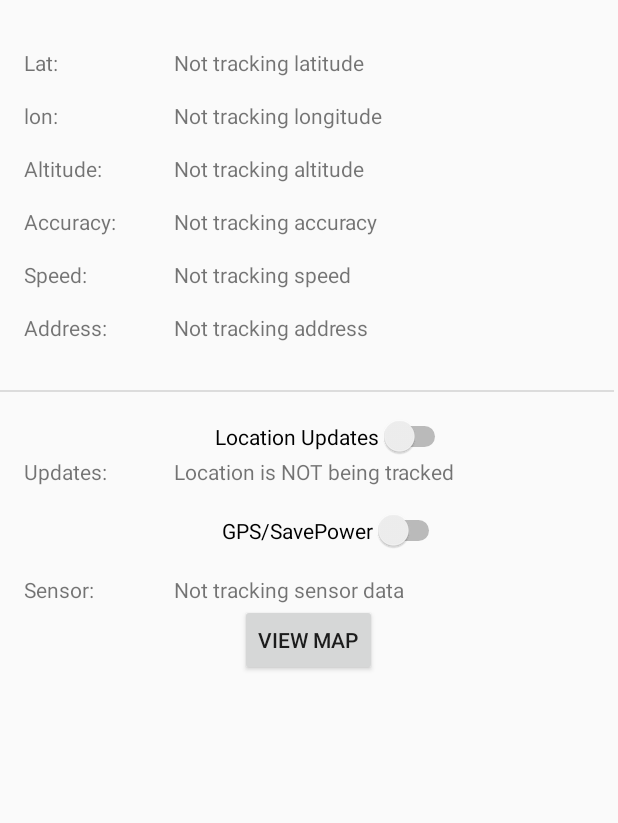
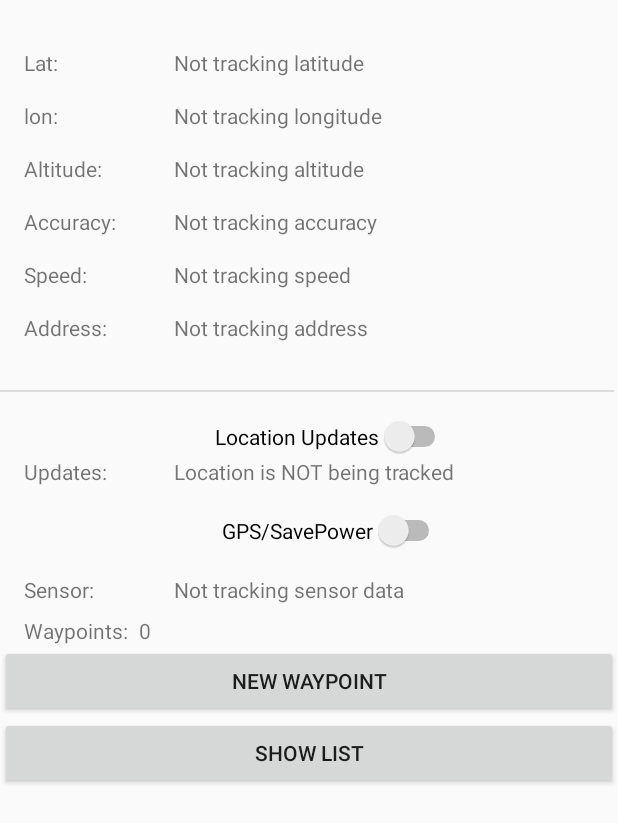
Before and after one commit to Sylforen/GPSTracker, an Android app built with Jetpack Compose: the screen it shows after launch (MainActivity), after a tap on "Location Updates", on a phone screen of 412 x 824 dp. Shown: the top 823 px of the screen. Run offline under Robolectric (Android 15) with nearby library versions, the phone set to English and light mode, and no system bars.

Commit message:
Waypoint Count updates correctly, added new waypoint button + show list button (wip)
BUGS:

*Currently not checking for permissions due to incorrect permissions being asked

```diff
--- a/app/src/main/AndroidManifest.xml
+++ b/app/src/main/AndroidManifest.xml
@@ -4,6 +4,7 @@
 
     <uses-permission android:name="android.permission.ACCESS_COARSE_LOCATION" />
     <application
+        android:name=".MyApplication"
         android:allowBackup="true"
         android:dataExtractionRules="@xml/data_extraction_rules"
         android:fullBackupContent="@xml/backup_rules"
--- a/app/src/main/java/com/example/gpstracker/MainActivity.kt
+++ b/app/src/main/java/com/example/gpstracker/MainActivity.kt
@@ -9,6 +9,9 @@ import android.location.Geocoder
 import android.location.Location
 import android.os.Build
 import android.os.Bundle
+import android.os.Handler
+import android.os.Looper
+import android.widget.Button
 import android.widget.Switch
 import android.widget.TextView
 import androidx.activity.ComponentActivity
@@ -50,15 +53,31 @@ class MainActivity : ComponentActivity() {
     lateinit var tv_sensor: TextView
     lateinit var tv_updates: TextView
     lateinit var tv_address: TextView
+    lateinit var tv_waypointCounts: TextView
+
+    lateinit var btn_newWaypoint: Button
+    lateinit var btn_showWaypointList: Button
 
     lateinit var locationCallback: LocationCallback
 
-    lateinit var geocoder : Geocoder
+    lateinit var geocoder: Geocoder
 
-    //lateinit var
+    lateinit var current_location: Location
 
+    lateinit var savedLocation: MutableList<Location>
 
-    //@SuppressLint("WrongViewCast", "UseSwitchCompatOrMaterialCode")
+    private val handler = Handler(Looper.getMainLooper())
+    private lateinit var locationRequest: LocationRequest
+
+    private val updateLocationRunnable = object : Runnable {
+        @RequiresApi(Build.VERSION_CODES.TIRAMISU)
+        override fun run() {
+            updateGPS()
+            handler.postDelayed(this, 10000) // 10 seconds interval
+        }
+    }
+
+    @SuppressLint("WrongViewCast", "UseSwitchCompatOrMaterialCode")
     @RequiresApi(Build.VERSION_CODES.TIRAMISU)
     override fun onCreate(savedInstanceState: Bundle?) {
         super.onCreate(savedInstanceState)
@@ -82,27 +101,39 @@ class MainActivity : ComponentActivity() {
         tv_sensor = findViewById(R.id.tv_sensor)
         tv_updates = findViewById(R.id.tv_updates)
         tv_address = findViewById(R.id.tv_address)
+        tv_waypointCounts = findViewById(R.id.tv_countOfCrumbs)
+
+        btn_newWaypoint = findViewById(R.id.btn_newWaypoint)
+        btn_showWaypointList = findViewById(R.id.btn_showWaypointList)
 
         val sw_locationupdates: Switch = findViewById(R.id.sw_locationsupdates)
         val sw_gps: Switch = findViewById(R.id.sw_gps)
 
-
         // TODO: ADD DYNAMIC TOGGLE FOR DEFAULT INTERVAL + FAST INTERVAL
         var speed = DEFAULT_UPDATE_INTERVAL
-        var locationRequest: LocationRequest =
-            LocationRequest.Builder(Priority.PRIORITY_HIGH_ACCURACY, 30000).build()
+        locationRequest = LocationRequest.Builder(Priority.PRIORITY_HIGH_ACCURACY, 100).build()
 
+        btn_newWaypoint.setOnClickListener {
+            // get gps location
+            updateGPS()
 
+            // add to list
+            val myApplication = applicationContext as MyApplication
+            savedLocation = myApplication.getMyLocations().toMutableList()
+            savedLocation.add(current_location)
+            myApplication.setMyLocations(savedLocation)
+
+            // Update waypoint count
+            tv_waypointCounts.text = savedLocation.size.toString()
+        }
 
         sw_gps.setOnClickListener {
             if (sw_gps.isChecked) {
                 // most accurate - use GPS
-                locationRequest =
-                    LocationRequest.Builder(Priority.PRIORITY_HIGH_ACCURACY, 5000).build()
+                locationRequest = LocationRequest.Builder(Priority.PRIORITY_HIGH_ACCURACY, 100).build()
                 tv_sensor.text = "Using GPS sensor"
             } else {
-                locationRequest =
-                    LocationRequest.Builder(Priority.PRIORITY_BALANCED_POWER_ACCURACY, 5000).build()
+                locationRequest = LocationRequest.Builder(Priority.PRIORITY_BALANCED_POWER_ACCURACY, 100).build()
                 tv_sensor.text = "Using Towers + WiFi"
             }
         }
@@ -119,74 +150,18 @@ class MainActivity : ComponentActivity() {
             }
         }
 
-        @RequiresApi(Build.VERSION_CODES.TIRAMISU)
-        fun startLocationUpdates() {
-            tv_updates.text = "Location is being tracked"
-
-            if (ActivityCompat.checkSelfPermission(
-                    this,
-                    Manifest.permission.ACCESS_FINE_LOCATION
-                ) != PackageManager.PERMISSION_GRANTED && ActivityCompat.checkSelfPermission(
-                    this,
-                    Manifest.permission.ACCESS_COARSE_LOCATION
-                ) != PackageManager.PERMISSION_GRANTED
-            ) {
-                // TODO: Consider calling
-                //    ActivityCompat#requestPermissions
-                // here to request the missing permissions, and then overriding
-                //   public void onRequestPermissionsResult(int requestCode, String[] permissions,
-                //                                          int[] grantResults)
-                // to handle the case where the user grants the permission. See the documentation
-                // for ActivityCompat#requestPermissions for more details.
-                return
-            }
-            fusedLocationProviderClient.requestLocationUpdates(
-                locationRequest,
-                locationCallback,
-                null
-            )
-            updateGPS()
-
-        }
-
-
-        fun stopLocationUpdates() {
-            tv_updates.text = "Location is NOT being tracked"
-            tv_lat.text = "Not tracking latitude"
-            tv_lon.text = "Not tracking longitude"
-            tv_speed.text = "Not tracking speed"
-            tv_address.text = "Not tracking address"
-            tv_altitutde.text = "Not tracking altitude"
-            tv_sensor.text = "Not tracking sensor data"
-            tv_accuracy.text = "Not tracking accuracy"
-
-            fusedLocationProviderClient.removeLocationUpdates(locationCallback)
-        }
-
-
         sw_locationupdates.setOnClickListener {
-
             if (sw_locationupdates.isChecked) {
                 // turn on location tracking
                 startLocationUpdates()
-
             } else {
                 // turn off location tracking
                 stopLocationUpdates()
-
             }
         }
 
-
-        if (ActivityCompat.checkSelfPermission(
-                this,
-                Manifest.permission.ACCESS_FINE_LOCATION
-            ) != PackageManager.PERMISSION_GRANTED
-        ) {
-            requestPermissions(
-                arrayOf(Manifest.permission.ACCESS_FINE_LOCATION),
-                PERMISSION_FINE_LOCATION
-            )
+        if (ActivityCompat.checkSelfPermission(this, Manifest.permission.ACCESS_FINE_LOCATION) != PackageManager.PERMISSION_GRANTED) {
+            requestPermissions(arrayOf(Manifest.permission.ACCESS_FINE_LOCATION), PERMISSION_FINE_LOCATION)
         } else {
             updateGPS()
         }
@@ -198,7 +173,6 @@ class MainActivity : ComponentActivity() {
         permissions: Array<out String>,
         grantResults: IntArray
     ) {
-
         super.onRequestPermissionsResult(requestCode, permissions, grantResults)
 
         when (requestCode) {
@@ -210,11 +184,8 @@ class MainActivity : ComponentActivity() {
                     //finish()
                     updateGPS()
                 }
-
             }
-
         }
-
     }
 
     @RequiresApi(Build.VERSION_CODES.TIRAMISU)
@@ -225,17 +196,17 @@ class MainActivity : ComponentActivity() {
             if (location != null) {
                 // Update UI with location data
                 updateUIValues(location)
+                current_location = location
             }
         }
     }
 
+    @SuppressLint("SetTextI18n")
     @RequiresApi(Build.VERSION_CODES.TIRAMISU)
     private fun updateUIValues(location: Location) {
         // update all of the text view objects with a new location
-
         tv_lat.text = location.latitude.toString()
         tv_lon.text = location.longitude.toString()
-
 
         if (location.hasAltitude()) {
             tv_altitutde.text = location.altitude.toString()
@@ -254,7 +225,6 @@ class MainActivity : ComponentActivity() {
         } else {
             tv_accuracy.text = "Not available on this device"
         }
-
 
         val geocoder = Geocoder(this)
         geocoder.getFromLocation(location.latitude, location.longitude, 1, object : Geocoder.GeocodeListener {
@@ -278,6 +248,87 @@ class MainActivity : ComponentActivity() {
             }
         })
 
+        // Define the center and radius of the geo-fence
+        val geofenceCenter = Location("").apply {
+            latitude = -32.9277 // TODO REPLACE WITH HARD CODED LAT
+            longitude = 151.7722 // TODO REPLACE WITH HARD CODED LON
+        }
+
+        // Newcastle Town Hall coords
+        // -32.9277° S, 151.7722° E
+
+        // Default coords
+        // 37.7749, -122.4149
+
+        val geofenceRadius = 40f
+
+        val isWithinGeofence = isWithinGeofence(location, geofenceCenter, geofenceRadius)
+        print(isWithinGeofence)
+        if (isWithinGeofence) {
+            // User is within the geo-fence
+            runOnUiThread {
+                tv_updates.text = "User is within the geo-fence"
+            }
+        } else {
+            // User is outside the geo-fence
+            runOnUiThread {
+                tv_updates.text = "User is outside the geo-fence"
+            }
+        }
+
+        val myApplication = applicationContext as MyApplication
+        savedLocation = myApplication.getMyLocations().toMutableList()
+        val list_size = savedLocation.size
+        tv_waypointCounts.text = list_size.toString()
+    }
+
+    private fun isWithinGeofence(userLocation: Location, geofenceCenter: Location, geofenceRadius: Float): Boolean {
+        val distance = userLocation.distanceTo(geofenceCenter)
+        return distance <= geofenceRadius
+    }
+
+    @RequiresApi(Build.VERSION_CODES.TIRAMISU)
+    fun startLocationUpdates() {
+        tv_updates.text = "Location is being tracked"
+
+        if (ActivityCompat.checkSelfPermission(
+                this,
+                Manifest.permission.ACCESS_COARSE_LOCATION
+            ) != PackageManager.PERMISSION_GRANTED && ActivityCompat.checkSelfPermission(
+                this,
+                Manifest.permission.ACCESS_FINE_LOCATION
+            ) != PackageManager.PERMISSION_GRANTED
+        ) {
+            // TODO: Consider calling
+            //    ActivityCompat#requestPermissions
+            // here to request the missing permissions, and then overriding
+            //   public void onRequestPermissionsResult(int requestCode, String[] permissions,
+            //                                          int[] grantResults)
+            // to handle the case where the user grants the permission. See the documentation
+            // for ActivityCompat#requestPermissions for more details.
+            return
+        }
+        fusedLocationProviderClient.requestLocationUpdates(
+            locationRequest,
+            locationCallback,
+            null
+        )
+        updateGPS()
+        handler.post(updateLocationRunnable)
+    }
+
+    fun stopLocationUpdates() {
+        tv_updates.text = "Location is NOT being tracked"
+        tv_lat.text = "Not tracking latitude"
+        tv_lon.text = "Not tracking longitude"
+        tv_speed.text = "Not tracking speed"
+        tv_address.text = "Not tracking address"
+        tv_altitutde.text = "Not tracking altitude"
+        tv_sensor.text = "Not tracking sensor data"
+        tv_accuracy.text = "Not tracking accuracy"
+
+        fusedLocationProviderClient.removeLocationUpdates(locationCallback)
+        handler.removeCallbacks(updateLocationRunnable)
     }
 }
 
@@ -292,8 +343,6 @@ fun DisplayXmlContent(xmlResId: Int) {
         }
     }
 }
-
-
 
 fun parseXml(context: Context, xmlResId: Int): List<Pair<String, String>> {
     val xmlResourceParser = context.resources.getXml(xmlResId)
@@ -314,8 +363,6 @@ fun parseXml(context: Context, xmlResId: Int): List<Pair<String, String>> {
     return result
 }
 
-
-
 @Preview(showBackground = true)
 @Composable
 fun PreviewDisplayXmlContent() {
--- /dev/null
+++ b/app/src/main/java/com/example/gpstracker/MyApplication.kt
@@ -0,0 +1,31 @@
+package com.example.gpstracker
+
+import android.app.Application
+import android.location.Location
+
+class MyApplication : Application() {
+
+    private lateinit var myLocations : MutableList<Location>
+
+    fun getMyLocations() : List<Location> {
+        return myLocations
+    }
+
+    fun setMyLocations(myLocations : MutableList<Location>){
+        this.myLocations = myLocations
+    }
+
+    companion object {
+        private lateinit var singleton: MyApplication
+
+        fun getInstance(): MyApplication {
+            return singleton
+        }
+    }
+
+    override fun onCreate() {
+        super.onCreate()
+        singleton = this
+        myLocations = arrayListOf()
+    }
+}
--- a/app/src/main/res/layout/activity_main.xml
+++ b/app/src/main/res/layout/activity_main.xml
@@ -188,14 +188,50 @@
         tools:ignore="MissingConstraints"
         tools:layout_editor_absoluteX="1dp" />
 
-    <Button
-        android:id="@+id/btn_showMap"
+    <TextView
+        android:id="@+id/textView"
+        android:layout_width="0dp"
+        android:layout_height="0dp"
+        android:text="TextView"
+        tools:layout_editor_absoluteX="73dp"
+        tools:layout_editor_absoluteY="453dp" />
+
+    <TextView
+        android:id="@+id/tv_labelCrumbs"
         android:layout_width="wrap_content"
         android:layout_height="wrap_content"
-        android:text="View Map"
+        android:layout_marginStart="16dp"
+        android:layout_marginTop="8dp"
+        android:text="Waypoints: "
+        app:layout_constraintStart_toStartOf="parent"
+        app:layout_constraintTop_toBottomOf="@+id/tv_labelsensor" />
+
+    <TextView
+        android:id="@+id/tv_countOfCrumbs"
+        android:layout_width="wrap_content"
+        android:layout_height="wrap_content"
+        android:layout_marginStart="4dp"
+        android:layout_marginTop="8dp"
+        android:text="0"
+        app:layout_constraintStart_toEndOf="@+id/tv_labelCrumbs"
+        app:layout_constraintTop_toBottomOf="@+id/tv_labelsensor" />
+
+    <Button
+        android:id="@+id/btn_newWaypoint"
+        android:layout_width="0dp"
+        android:layout_height="wrap_content"
+        android:text="New Waypoint"
         app:layout_constraintEnd_toEndOf="parent"
-        app:layout_constraintHorizontal_bias="0.498"
         app:layout_constraintStart_toStartOf="parent"
-        app:layout_constraintTop_toBottomOf="@+id/tv_sensor" />
+        app:layout_constraintTop_toBottomOf="@+id/tv_labelCrumbs" />
+
+    <Button
+        android:id="@+id/btn_showWaypointList"
+        android:layout_width="0dp"
+        android:layout_height="wrap_content"
+        android:text="Show List"
+        app:layout_constraintEnd_toEndOf="parent"
+        app:layout_constraintStart_toStartOf="parent"
+        app:layout_constraintTop_toBottomOf="@+id/btn_newWaypoint" />
 
 </androidx.constraintlayout.widget.ConstraintLayout>
```
